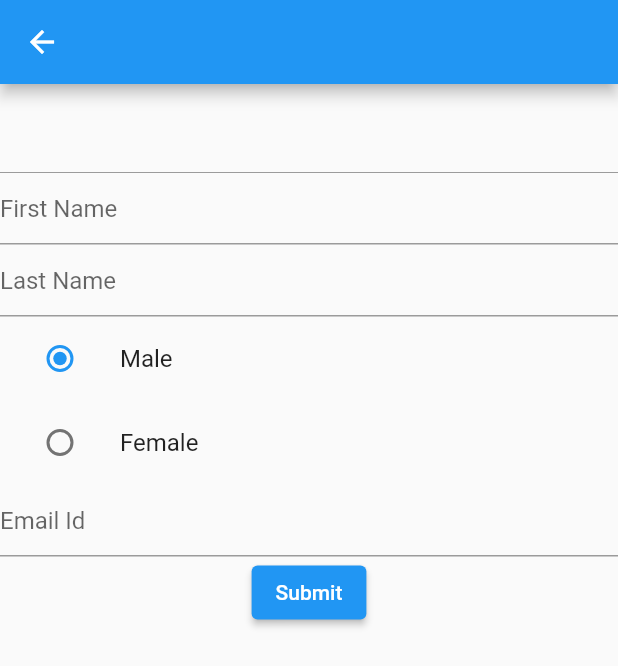
After one commit to vijit-saxena/protoFood, a Flutter app: the AddUserDetailsView screen opened directly, after a tap on "Submit", on a phone screen of 412 x 824 dp. The commit adds this screen. Shown: the top 666 px of the screen. Run offline on Flutter 3.47's test engine with Material 2 defaults, Android fonts, the phone set to English and light mode, and no system bars; our stand-ins replace firebase_auth, firebase_core, pinput; accounts and stored records are empty; network calls fail.

Commit message:
user data gathering feature

```diff
--- a/lib/auth/firebase_auth_provider.dart
+++ b/lib/auth/firebase_auth_provider.dart
@@ -1,7 +1,7 @@
 import 'package:firebase_auth/firebase_auth.dart'
     show FirebaseAuth, FirebaseAuthException, PhoneAuthCredential, User;
 import 'package:firebase_core/firebase_core.dart';
-import '../firebase_options.dart';
+import '../firebase_config/firebase_options.dart';
 import 'auth_exceptions.dart';
 import 'auth_provider.dart';
 
--- /dev/null
+++ b/lib/config/constants.dart
@@ -0,0 +1,2 @@
+const String baseUrl = "http://192.168.209.184:8080/protofood/v1";
+const Map<String, String> baseHeaders = {"Content-Type": "application/json"};
--- /dev/null
+++ b/lib/dataplane/dataplane_service.dart
@@ -0,0 +1,39 @@
+import "dart:convert";
+
+import "package:protofood/config/constants.dart";
+import "package:protofood/data_models/user_data_model";
+import "package:http/http.dart" as http;
+
+class DataplaneService {
+  static Future<void> addNewUser(String firstName, String lastName,
+      String gender, String contact, String email) async {
+    Map data = {
+      "firstName": firstName,
+      "lastName": lastName,
+      "gender": gender,
+      "contact": contact,
+      "email": email
+    };
+
+    var body = jsonEncode(data);
+    var endpoint = Uri.parse(getAddUserApiEndpoint());
+
+    http.Response response = await http.post(
+      endpoint,
+      headers: baseHeaders,
+      body: body,
+    );
+
+    print("Response status is : ${response.statusCode}");
+    // Map responseMap = jsonDecode(response.body);
+
+    // print("response body is : $responseMap");
+
+    // UserDataModel user = UserDataModel.fromMap(responseMap);
+    // return user;
+  }
+
+  static String getAddUserApiEndpoint() {
+    return "$baseUrl/user";
+  }
+}
--- /dev/null
+++ b/lib/views/add_user_datails.dart
@@ -0,0 +1,100 @@
+import 'package:flutter/material.dart';
+import 'package:protofood/auth/auth_service.dart';
+import 'package:protofood/data_models/user_data_model';
+import 'package:protofood/dataplane/dataplane_service.dart';
+
+// ignore: constant_identifier_names
+enum Gender { Male, Female }
+
+class AddUserDetailsView extends StatefulWidget {
+  const AddUserDetailsView({super.key});
+
+  @override
+  State<AddUserDetailsView> createState() => _AddUserDetailsViewState();
+}
+
+class _AddUserDetailsViewState extends State<AddUserDetailsView> {
+  TextEditingController _firstNameController = TextEditingController();
+  TextEditingController _lastNameController = TextEditingController();
+  TextEditingController _emailController = TextEditingController();
+  Gender? _gender = Gender.Male;
+
+  String? contact = AuthService.firebase().currentUser?.phoneNumber;
+
+  @override
+  Widget build(BuildContext context) {
+    return Scaffold(
+      appBar: AppBar(),
+      body: Column(
+        children: [
+          TextField(
+            decoration: InputDecoration(labelText: contact),
+            enabled: false,
+          ),
+          TextField(
+            keyboardType: TextInputType.text,
+            controller: _firstNameController,
+            decoration: const InputDecoration(
+              hintText: "First Name",
+            ),
+          ),
+          TextField(
+            keyboardType: TextInputType.text,
+            controller: _lastNameController,
+            decoration: const InputDecoration(
+              hintText: "Last Name",
+            ),
+          ),
+          ListTile(
+            title: const Text('Male'),
+            leading: Radio<Gender>(
+              value: Gender.Male,
+              groupValue: _gender,
+              onChanged: (Gender? value) {
+                setState(() {
+                  _gender = value;
+                });
+              },
+            ),
+          ),
+          ListTile(
+            title: const Text('Female'),
+            leading: Radio<Gender>(
+              value: Gender.Female,
+              groupValue: _gender,
+              onChanged: (Gender? value) {
+                setState(() {
+                  _gender = value;
+                });
+              },
+            ),
+          ),
+          TextField(
+            keyboardType: TextInputType.emailAddress,
+            controller: _emailController,
+            decoration: const InputDecoration(
+              hintText: "Email Id",
+            ),
+          ),
+          ElevatedButton(
+            onPressed: () async {
+              String? contact = AuthService.firebase().currentUser?.phoneNumber;
+              print(
+                  "User data to submit : ${_firstNameController.text}, ${_lastNameController.text}, ${_gender!.name}, $contact, ${_emailController.text}");
+              await DataplaneService.addNewUser(
+                      _firstNameController.text,
+                      _lastNameController.text,
+                      _gender!.name,
+                      contact!,
+                      _emailController.text)
+                  .then((value) {
+                Navigator.pop(context);
+              });
+            },
+            child: const Text("Submit"),
+          ),
+        ],
+      ),
+    );
+  }
+}
--- a/pubspec.yaml
+++ b/pubspec.yaml
@@ -40,6 +40,7 @@ dependencies:
   cloud_firestore: ^4.7.1
   firebase_analytics: ^10.4.1
   pinput: ^2.2.31
+  http: ^0.13.6
 
 dev_dependencies:
   flutter_test:
```
Also changed, not shown: lib/main.dart (+6 -7 lines), lib/views/home_view.dart (renamed from lib/home.dart, +17 -6 lines), lib/views/login_view.dart (renamed from lib/login.dart, +7 -5 lines), lib/views/otp_view.dart (renamed from lib/otp.dart, +7 -7 lines), lib/firebase_config/firebase_options.dart (renamed from lib/firebase_options.dart), pubspec.lock, 2 other files.
